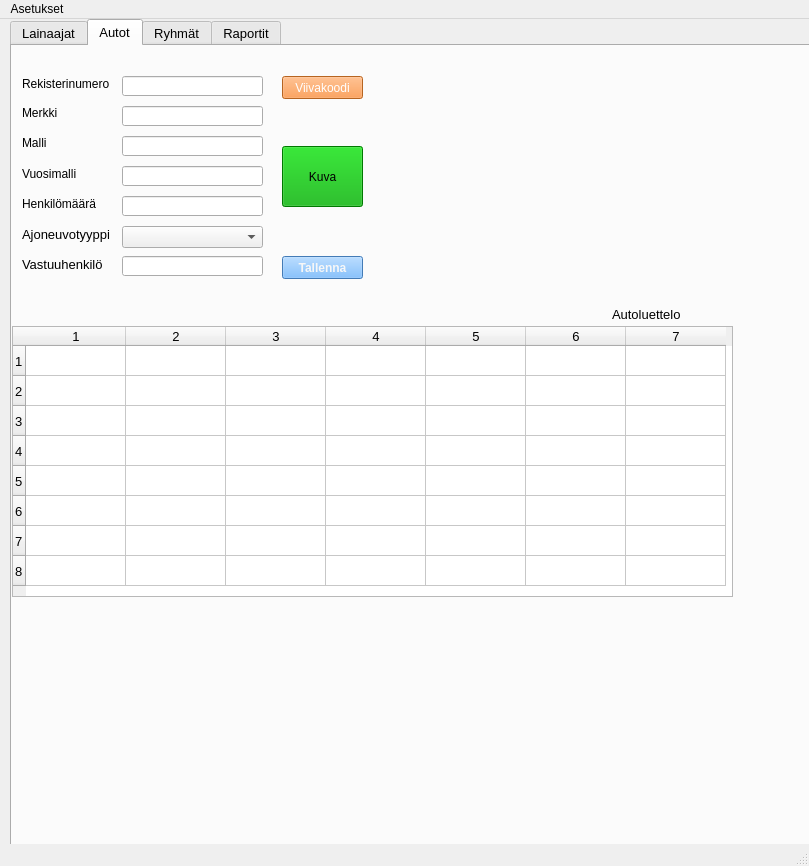
50904/Autolainaus, file administrative.ui: the form before one commit.
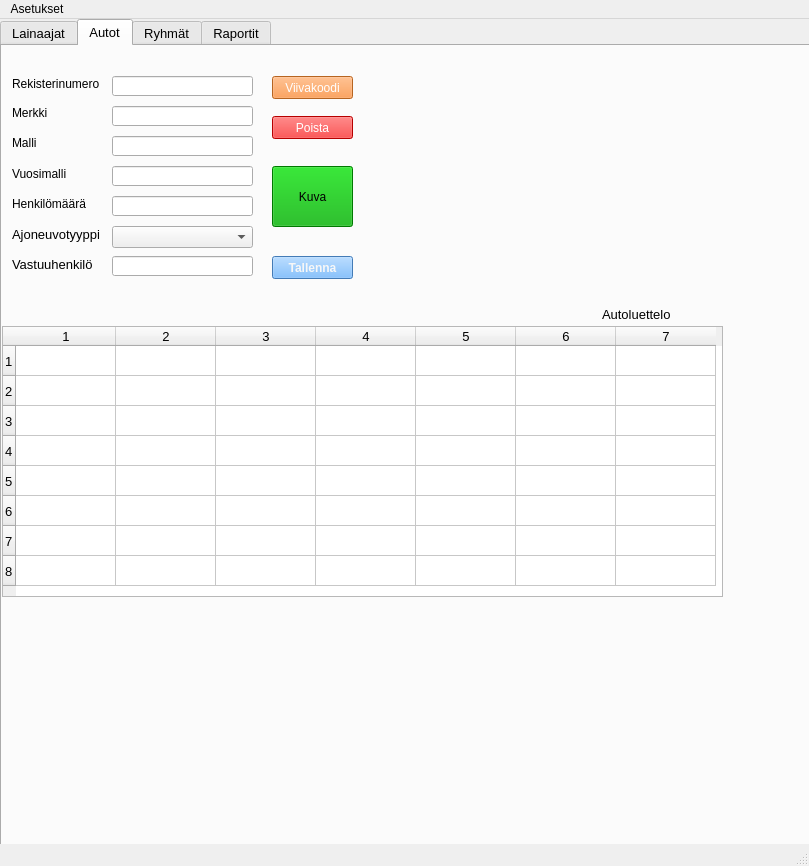
The form after the commit. The open tabs and pages were chosen to show the change. Icons and pictures are not drawn.

Patch:
```diff
--- a/administrative.ui
+++ b/administrative.ui
@@ -17,7 +17,7 @@
    <widget class="QTabWidget" name="tabWidget">
     <property name="geometry">
      <rect>
-      <x>10</x>
+      <x>0</x>
       <y>0</y>
       <width>821</width>
       <height>881</height>
@@ -375,6 +375,9 @@
         <height>20</height>
        </rect>
       </property>
+      <property name="clearButtonEnabled">
+       <bool>true</bool>
+      </property>
      </widget>
      <widget class="QLineEdit" name="manufacturerLineEdit">
       <property name="geometry">
@@ -385,6 +388,9 @@
         <height>20</height>
        </rect>
       </property>
+      <property name="clearButtonEnabled">
+       <bool>true</bool>
+      </property>
      </widget>
      <widget class="QLineEdit" name="modelLineEdit">
       <property name="geometry">
@@ -395,6 +401,9 @@
         <height>20</height>
        </rect>
       </property>
+      <property name="clearButtonEnabled">
+       <bool>true</bool>
+      </property>
      </widget>
      <widget class="QLineEdit" name="modelYearLineEdit">
       <property name="geometry">
@@ -405,6 +414,9 @@
         <height>20</height>
        </rect>
       </property>
+      <property name="clearButtonEnabled">
+       <bool>true</bool>
+      </property>
      </widget>
      <widget class="QLabel" name="personCountLabel">
       <property name="geometry">
@@ -435,6 +447,9 @@
         <height>20</height>
        </rect>
       </property>
+      <property name="clearButtonEnabled">
+       <bool>true</bool>
+      </property>
      </widget>
      <widget class="QPushButton" name="saveVehiclePushButton">
       <property name="geometry">
@@ -546,6 +561,9 @@
         <height>20</height>
        </rect>
       </property>
+      <property name="clearButtonEnabled">
+       <bool>true</bool>
+      </property>
      </widget>
      <widget class="QLabel" name="vehicleTypeLabel">
       <property name="geometry">
@@ -577,7 +595,7 @@
       <property name="geometry">
        <rect>
         <x>270</x>
-        <y>100</y>
+        <y>120</y>
         <width>81</width>
         <height>61</height>
        </rect>
@@ -632,6 +650,26 @@
        </font>
       </property>
      </widget>
+     <widget class="QPushButton" name="removeVehiclePushButton">
+      <property name="geometry">
+       <rect>
+        <x>270</x>
+        <y>70</y>
+        <width>81</width>
+        <height>23</height>
+       </rect>
+      </property>
+      <property name="cursor">
+       <cursorShape>PointingHandCursor</cursorShape>
+      </property>
+      <property name="styleSheet">
+       <string notr="true">background-color: rgb(255, 0, 0);
+color: rgb(255, 255, 255);</string>
+      </property>
+      <property name="text">
+       <string>Poista</string>
+      </property>
+     </widget>
     </widget>
     <widget class="QWidget" name="groupTab">
      <attribute name="title">
```
Left out of the diff: 69 changed lines with no effect on the pictures.
